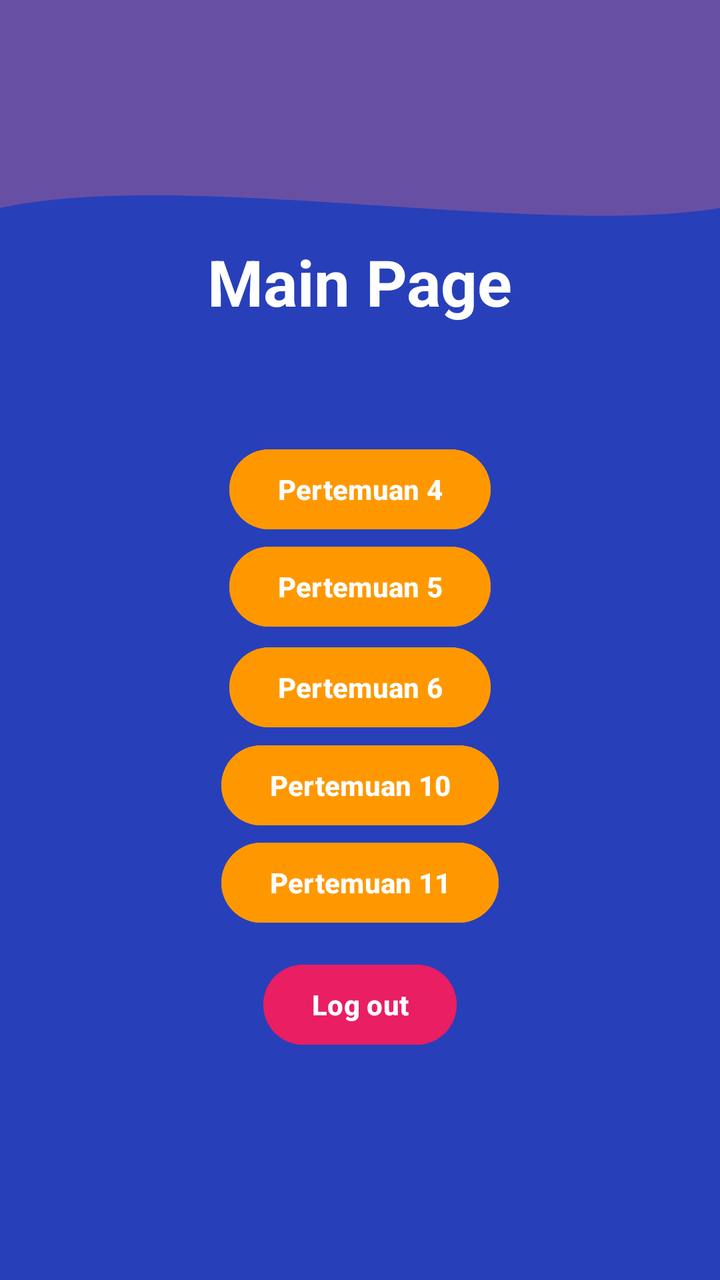
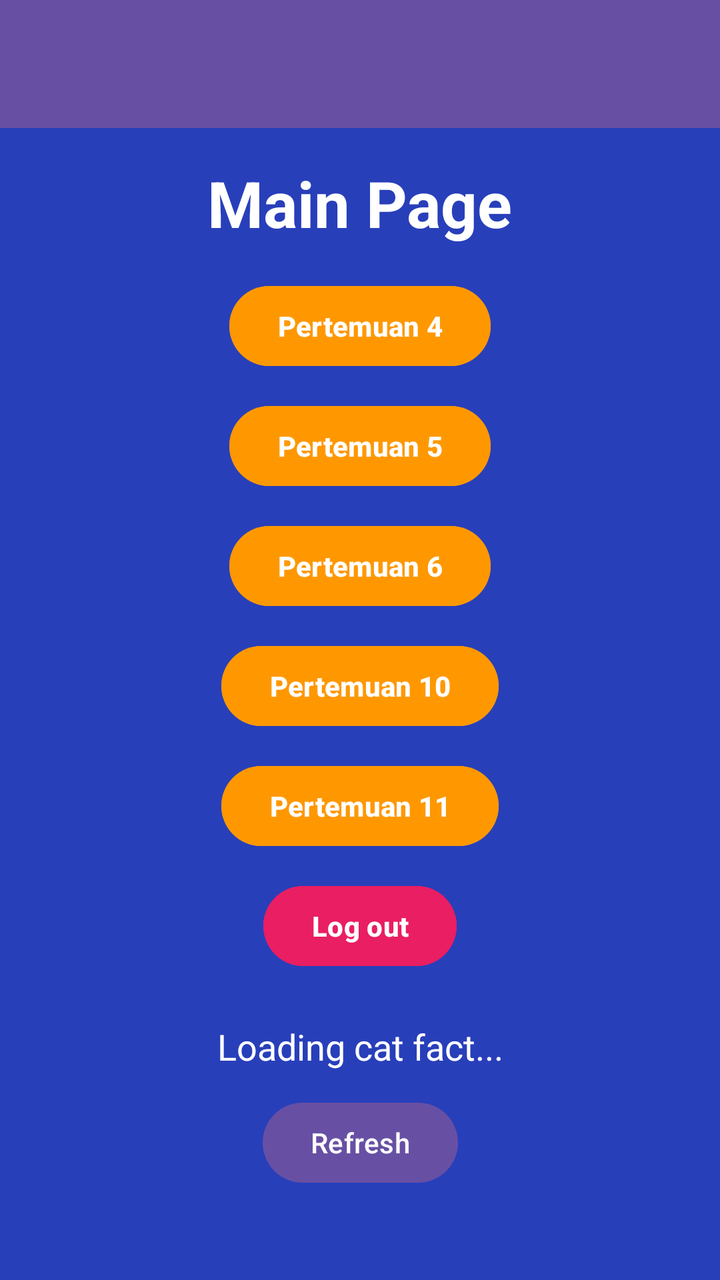

Two renders of the same Android screen: before a commit and after it. Below are the layout's source before the change and the commit's diff.
<!-- AndroidManifest.xml: application theme Theme.Neptune_Alvin -->
<!-- res/layout/fragment_home.xml -->
<?xml version="1.0" encoding="utf-8"?>
<androidx.constraintlayout.widget.ConstraintLayout xmlns:android="http://schemas.android.com/apk/res/android"
    xmlns:tools="http://schemas.android.com/tools"
    android:layout_width="match_parent"
    android:layout_height="match_parent"
    xmlns:app="http://schemas.android.com/apk/res-auto"
    android:background="#283FBA"
    tools:context=".Home.HomeFragment">


    <View
        android:id="@+id/background_header"
        android:layout_width="0dp"
        android:layout_height="100dp"
        android:background="@drawable/bg_header_wave"
        app:layout_constraintEnd_toEndOf="parent"
        app:layout_constraintHorizontal_bias="0.0"
        app:layout_constraintStart_toStartOf="parent"
        app:layout_constraintTop_toBottomOf="@+id/toolbar" />

    <androidx.appcompat.widget.Toolbar
        android:id="@+id/toolbar"
        android:layout_width="match_parent"
        android:layout_height="?attr/actionBarSize"
        android:background="?attr/colorPrimary"
        app:layout_constraintEnd_toEndOf="parent"
        app:layout_constraintHorizontal_bias="1.0"
        app:layout_constraintStart_toStartOf="parent"
        app:layout_constraintTop_toTopOf="parent"
        app:layout_scrollFlags="scroll|enterAlways"
        app:subtitleTextColor="@android:color/white"
        app:titleTextColor="@android:color/white" />

    <TextView
        android:id="@+id/textView"
        android:layout_width="wrap_content"
        android:layout_height="wrap_content"
        android:text="Main Page"
        android:textStyle="bold"
        android:textSize="32dp"
        android:textColor="@color/white"
        app:layout_constraintBottom_toBottomOf="parent"
        app:layout_constraintEnd_toEndOf="parent"
        app:layout_constraintHorizontal_bias="0.500"
        app:layout_constraintStart_toStartOf="parent"
        app:layout_constraintTop_toTopOf="parent"
        app:layout_constraintVertical_bias="0.2" />

    <Button
        android:id="@+id/btnToFourth"
        android:layout_width="wrap_content"
        android:layout_height="wrap_content"
        android:backgroundTint="#FF9800"
        android:text="Pertemuan 4"
        android:textStyle="bold"
        app:layout_constraintBottom_toBottomOf="parent"
        app:layout_constraintEnd_toEndOf="parent"
        app:layout_constraintStart_toStartOf="parent"
        app:layout_constraintTop_toTopOf="parent"
        app:layout_constraintVertical_bias="0.373" />

    <Button
        android:id="@+id/btnToFifth"
        android:layout_width="wrap_content"
        android:layout_height="wrap_content"
        android:backgroundTint="#FF9800"
        android:text="Pertemuan 5"
        android:textStyle="bold"
        app:layout_constraintBottom_toBottomOf="parent"
        app:layout_constraintEnd_toEndOf="parent"
        app:layout_constraintStart_toStartOf="parent"
        app:layout_constraintTop_toTopOf="parent"
        app:layout_constraintVertical_bias="0.455" />

    <Button
        android:id="@+id/btnToSixth"
        android:layout_width="wrap_content"
        android:layout_height="wrap_content"
        android:backgroundTint="#FF9800"
        android:text="Pertemuan 6"
        android:textStyle="bold"
        app:layout_constraintBottom_toBottomOf="parent"
        app:layout_constraintEnd_toEndOf="parent"
        app:layout_constraintStart_toStartOf="parent"
        app:layout_constraintTop_toTopOf="parent"
        app:layout_constraintVertical_bias="0.54" />

    <Button
        android:id="@+id/btnToTenth"
        android:layout_width="wrap_content"
        android:layout_height="wrap_content"
        android:backgroundTint="#FF9800"
        android:text="Pertemuan 10"
        android:textStyle="bold"
        app:layout_constraintBottom_toBottomOf="parent"
        app:layout_constraintEnd_toEndOf="parent"
        app:layout_constraintStart_toStartOf="parent"
        app:layout_constraintTop_toTopOf="parent"
        app:layout_constraintVertical_bias="0.623" />

    <Button
        android:id="@+id/btnToEleventh"
        android:layout_width="wrap_content"
        android:layout_height="wrap_content"
        android:backgroundTint="#FF9800"
        android:text="Pertemuan 11"
        android:textStyle="bold"
        app:layout_constraintBottom_toBottomOf="parent"
        app:layout_constraintEnd_toEndOf="parent"
        app:layout_constraintStart_toStartOf="parent"
        app:layout_constraintTop_toTopOf="parent"
        app:layout_constraintVertical_bias="0.705" />

    <Button
        android:id="@+id/btnLogout"
        android:layout_width="wrap_content"
        android:layout_height="wrap_content"
        android:backgroundTint="#E91E63"
        android:text="Log out"
        android:textStyle="bold"
        app:layout_constraintBottom_toBottomOf="parent"
        app:layout_constraintEnd_toEndOf="parent"
        app:layout_constraintStart_toStartOf="parent"
        app:layout_constraintTop_toTopOf="parent"
        app:layout_constraintVertical_bias="0.808" />

</androidx.constraintlayout.widget.ConstraintLayout>
<!-- resources referenced by this layout -->
<resources>
  <color name="white">#FFFFFFFF</color>
  <!-- drawable bg_header_wave (drawable) -->
  <vector xmlns:android="http://schemas.android.com/apk/res/android"
          android:width="100dp"
          android:height="100dp"
          android:viewportWidth="100"
          android:viewportHeight="100">
  
          
          <path
              android:fillColor="#6750A4"
              android:pathData="
              M0,0
              L100,0
              L100,40
              C 75,55
                25,20
                0,40
              Z" />
      </vector>
  <style name="Theme.Neptune_Alvin" parent="Base.Theme.Neptune_Alvin" />
  <style name="Base.Theme.Neptune_Alvin" parent="Theme.Material3.DayNight.NoActionBar">
          
          
      </style>
</resources>

<!-- the commit's change to res/layout/fragment_home.xml (unified diff, before → after) -->
@@ -1,127 +1,162 @@
 <?xml version="1.0" encoding="utf-8"?>
-<androidx.constraintlayout.widget.ConstraintLayout xmlns:android="http://schemas.android.com/apk/res/android"
+<androidx.coordinatorlayout.widget.CoordinatorLayout xmlns:android="http://schemas.android.com/apk/res/android"
+    xmlns:app="http://schemas.android.com/apk/res-auto"
     xmlns:tools="http://schemas.android.com/tools"
     android:layout_width="match_parent"
     android:layout_height="match_parent"
-    xmlns:app="http://schemas.android.com/apk/res-auto"
     android:background="#283FBA"
     tools:context=".Home.HomeFragment">
 
+    <com.google.android.material.appbar.AppBarLayout
+        android:id="@+id/appBarLayout"
+        android:layout_width="match_parent"
+        android:layout_height="wrap_content"
+        android:theme="@style/ThemeOverlay.AppCompat.Dark.ActionBar">
 
-    <View
-        android:id="@+id/background_header"
-        android:layout_width="0dp"
-        android:layout_height="100dp"
-        android:background="@drawable/bg_header_wave"
-        app:layout_constraintEnd_toEndOf="parent"
-        app:layout_constraintHorizontal_bias="0.0"
-        app:layout_constraintStart_toStartOf="parent"
-        app:layout_constraintTop_toBottomOf="@+id/toolbar" />
+        <androidx.appcompat.widget.Toolbar
+            android:id="@+id/toolbar"
+            android:layout_width="match_parent"
+            android:layout_height="?attr/actionBarSize"
+            android:background="?attr/colorPrimary"
+            app:layout_scrollFlags="scroll|enterAlways"
+            app:subtitleTextColor="@android:color/white"
+            app:titleTextColor="@android:color/white" />
 
-    <androidx.appcompat.widget.Toolbar
-        android:id="@+id/toolbar"
+    </com.google.android.material.appbar.AppBarLayout>
+
+    <androidx.core.widget.NestedScrollView
         android:layout_width="match_parent"
-        android:layout_height="?attr/actionBarSize"
-        android:background="?attr/colorPrimary"
-        app:layout_constraintEnd_toEndOf="parent"
-        app:layout_constraintHorizontal_bias="1.0"
-        app:layout_constraintStart_toStartOf="parent"
-        app:layout_constraintTop_toTopOf="parent"
-        app:layout_scrollFlags="scroll|enterAlways"
-        app:subtitleTextColor="@android:color/white"
-        app:titleTextColor="@android:color/white" />
+        android:layout_height="match_parent"
+        android:fillViewport="true"
+        app:layout_behavior="@string/appbar_scrolling_view_behavior">
 
-    <TextView
-        android:id="@+id/textView"
-        android:layout_width="wrap_content"
-        android:layout_height="wrap_content"
-        android:text="Main Page"
-        android:textStyle="bold"
-        android:textSize="32dp"
-        android:textColor="@color/white"
-        app:layout_constraintBottom_toBottomOf="parent"
-        app:layout_constraintEnd_toEndOf="parent"
-        app:layout_constraintHorizontal_bias="0.500"
-        app:layout_constraintStart_toStartOf="parent"
-        app:layout_constraintTop_toTopOf="parent"
-        app:layout_constraintVertical_bias="0.2" />
+        <androidx.constraintlayout.widget.ConstraintLayout
+            android:layout_width="match_parent"
+            android:layout_height="wrap_content"
+            android:padding="16dp">
 
-    <Button
-        android:id="@+id/btnToFourth"
-        android:layout_width="wrap_content"
-        android:layout_height="wrap_content"
-        android:backgroundTint="#FF9800"
-        android:text="Pertemuan 4"
-        android:textStyle="bold"
-        app:layout_constraintBottom_toBottomOf="parent"
-        app:layout_constraintEnd_toEndOf="parent"
-        app:layout_constraintStart_toStartOf="parent"
-        app:layout_constraintTop_toTopOf="parent"
-        app:layout_constraintVertical_bias="0.373" />
+            <TextView
+                android:id="@+id/textView"
+                android:layout_width="wrap_content"
+                android:layout_height="wrap_content"
+                android:text="Main Page"
+                android:textColor="@color/white"
+                android:textSize="32dp"
+                android:textStyle="bold"
+                app:layout_constraintEnd_toEndOf="parent"
+                app:layout_constraintStart_toStartOf="parent"
+                app:layout_constraintTop_toTopOf="parent" />
 
-    <Button
-        android:id="@+id/btnToFifth"
-        android:layout_width="wrap_content"
-        android:layout_height="wrap_content"
-        android:backgroundTint="#FF9800"
-        android:text="Pertemuan 5"
-        android:textStyle="bold"
-        app:layout_constraintBottom_toBottomOf="parent"
-        app:layout_constraintEnd_toEndOf="parent"
-        app:layout_constraintStart_toStartOf="parent"
-        app:layout_constraintTop_toTopOf="parent"
-        app:layout_constraintVertical_bias="0.455" />
+            <Button
+                android:id="@+id/btnToFourth"
+                android:layout_width="wrap_content"
+                android:layout_height="wrap_content"
+                android:layout_marginTop="16dp"
+                android:backgroundTint="#FF9800"
+                android:text="Pertemuan 4"
+                android:textStyle="bold"
+                app:layout_constraintEnd_toEndOf="parent"
+                app:layout_constraintStart_toStartOf="parent"
+                app:layout_constraintTop_toBottomOf="@+id/textView" />
 
-    <Button
-        android:id="@+id/btnToSixth"
-        android:layout_width="wrap_content"
-        android:layout_height="wrap_content"
-        android:backgroundTint="#FF9800"
-        android:text="Pertemuan 6"
-        android:textStyle="bold"
-        app:layout_constraintBottom_toBottomOf="parent"
-        app:layout_constraintEnd_toEndOf="parent"
-        app:layout_constraintStart_toStartOf="parent"
-        app:layout_constraintTop_toTopOf="parent"
-        app:layout_constraintVertical_bias="0.54" />
+            <Button
+                android:id="@+id/btnToFifth"
+                android:layout_width="wrap_content"
+                android:layout_height="wrap_content"
+                android:layout_marginTop="12dp"
+                android:backgroundTint="#FF9800"
+                android:text="Pertemuan 5"
+                android:textStyle="bold"
+                app:layout_constraintEnd_toEndOf="parent"
+                app:layout_constraintStart_toStartOf="parent"
+                app:layout_constraintTop_toBottomOf="@+id/btnToFourth" />
 
-    <Button
-        android:id="@+id/btnToTenth"
-        android:layout_width="wrap_content"
-        android:layout_height="wrap_content"
-        android:backgroundTint="#FF9800"
-        android:text="Pertemuan 10"
-        android:textStyle="bold"
-        app:layout_constraintBottom_toBottomOf="parent"
-        app:layout_constraintEnd_toEndOf="parent"
-        app:layout_constraintStart_toStartOf="parent"
-        app:layout_constraintTop_toTopOf="parent"
-        app:layout_constraintVertical_bias="0.623" />
+            <Button
+                android:id="@+id/btnToSixth"
+                android:layout_width="wrap_content"
+                android:layout_height="wrap_content"
+                android:layout_marginTop="12dp"
+                android:backgroundTint="#FF9800"
+                android:text="Pertemuan 6"
+                android:textStyle="bold"
+                app:layout_constraintEnd_toEndOf="parent"
+                app:layout_constraintStart_toStartOf="parent"
+                app:layout_constraintTop_toBottomOf="@+id/btnToFifth" />
 
-    <Button
-        android:id="@+id/btnToEleventh"
-        android:layout_width="wrap_content"
-        android:layout_height="wrap_content"
-        android:backgroundTint="#FF9800"
-        android:text="Pertemuan 11"
-        android:textStyle="bold"
-        app:layout_constraintBottom_toBottomOf="parent"
-        app:layout_constraintEnd_toEndOf="parent"
-        app:layout_constraintStart_toStartOf="parent"
-        app:layout_constraintTop_toTopOf="parent"
-        app:layout_constraintVertical_bias="0.705" />
+            <Button
+                android:id="@+id/btnToTenth"
+                android:layout_width="wrap_content"
+                android:layout_height="wrap_content"
+                android:layout_marginTop="12dp"
+                android:backgroundTint="#FF9800"
+                android:text="Pertemuan 10"
+                android:textStyle="bold"
+                app:layout_constraintEnd_toEndOf="parent"
+                app:layout_constraintStart_toStartOf="parent"
+                app:layout_constraintTop_toBottomOf="@+id/btnToSixth" />
 
-    <Button
-        android:id="@+id/btnLogout"
-        android:layout_width="wrap_content"
-        android:layout_height="wrap_content"
-        android:backgroundTint="#E91E63"
-        android:text="Log out"
-        android:textStyle="bold"
-        app:layout_constraintBottom_toBottomOf="parent"
-        app:layout_constraintEnd_toEndOf="parent"
-        app:layout_constraintStart_toStartOf="parent"
-        app:layout_constraintTop_toTopOf="parent"
-        app:layout_constraintVertical_bias="0.808" />
+            <Button
+                android:id="@+id/btnToEleventh"
+                android:layout_width="wrap_content"
+                android:layout_height="wrap_content"
+                android:layout_marginTop="12dp"
+                android:backgroundTint="#FF9800"
+                android:text="Pertemuan 11"
+                android:textStyle="bold"
+                app:layout_constraintEnd_toEndOf="parent"
+                app:layout_constraintStart_toStartOf="parent"
+                app:layout_constraintTop_toBottomOf="@+id/btnToTenth" />
 
-</androidx.constraintlayout.widget.ConstraintLayout>
+            <Button
+                android:id="@+id/btnLogout"
+                android:layout_width="wrap_content"
+                android:layout_height="wrap_content"
+                android:layout_marginTop="12dp"
+                android:backgroundTint="#E91E63"
+                android:text="Log out"
+                android:textStyle="bold"
+                app:layout_constraintEnd_toEndOf="parent"
+                app:layout_constraintStart_toStartOf="parent"
+                app:layout_constraintTop_toBottomOf="@+id/btnToEleventh" />
+
+            <TextView
+                android:id="@+id/tvCatFact"
+                android:layout_width="match_parent"
+                android:layout_height="wrap_content"
+                android:layout_marginTop="24dp"
+                android:gravity="center"
+                android:text="Loading cat fact..."
+                android:textAlignment="center"
+                android:textColor="@color/white"
+                android:textSize="18sp"
+                app:layout_constraintEnd_toEndOf="parent"
+                app:layout_constraintStart_toStartOf="parent"
+                app:layout_constraintTop_toBottomOf="@+id/btnLogout" />
+
+            <Button
+                android:id="@+id/btnRefresh"
+                android:layout_width="wrap_content"
+                android:layout_height="wrap_content"
+                android:layout_marginTop="12dp"
+                android:text="Refresh"
+                app:layout_constraintEnd_toEndOf="parent"
+                app:layout_constraintStart_toStartOf="parent"
+                app:layout_constraintTop_toBottomOf="@+id/tvCatFact" />
+
+            <androidx.recyclerview.widget.RecyclerView
+                android:id="@+id/rvGallery"
+                android:layout_width="match_parent"
+                android:layout_height="wrap_content"
+                android:layout_marginTop="16dp"
+                android:nestedScrollingEnabled="false"
+                android:padding="8dp"
+                app:layout_constraintBottom_toBottomOf="parent"
+                app:layout_constraintEnd_toEndOf="parent"
+                app:layout_constraintStart_toStartOf="parent"
+                app:layout_constraintTop_toBottomOf="@+id/btnRefresh" />
+
+        </androidx.constraintlayout.widget.ConstraintLayout>
+
+    </androidx.core.widget.NestedScrollView>
+
+</androidx.coordinatorlayout.widget.CoordinatorLayout>
<!-- resource entries referenced after the edit -->
@@ -1,25 +1,6 @@
 <!-- resources referenced by this layout -->
 <resources>
   <color name="white">#FFFFFFFF</color>
-  <!-- drawable bg_header_wave (drawable) -->
-  <vector xmlns:android="http://schemas.android.com/apk/res/android"
-          android:width="100dp"
-          android:height="100dp"
-          android:viewportWidth="100"
-          android:viewportHeight="100">
-  
-          
-          <path
-              android:fillColor="#6750A4"
-              android:pathData="
-              M0,0
-              L100,0
-              L100,40
-              C 75,55
-                25,20
-                0,40
-              Z" />
-      </vector>
   <style name="Theme.Neptune_Alvin" parent="Base.Theme.Neptune_Alvin" />
   <style name="Base.Theme.Neptune_Alvin" parent="Theme.Material3.DayNight.NoActionBar">
           
